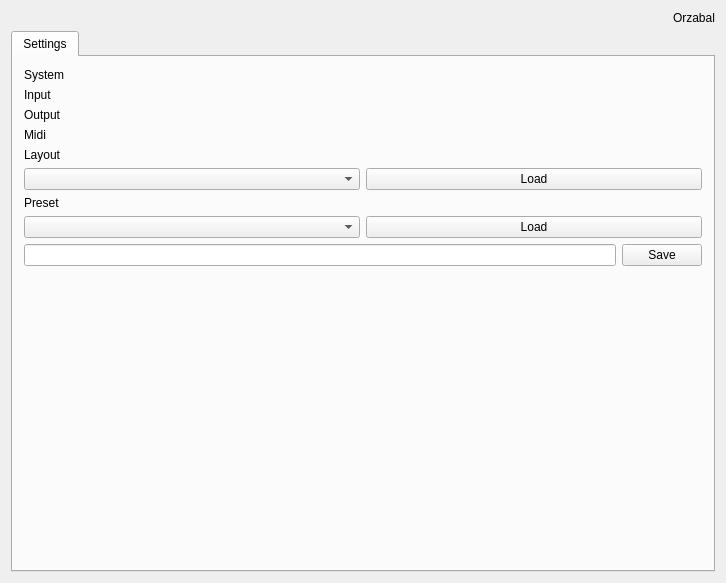
Qt form src/qt/MainWindow.ui (chuckfairy/Orzabal) before a commit.
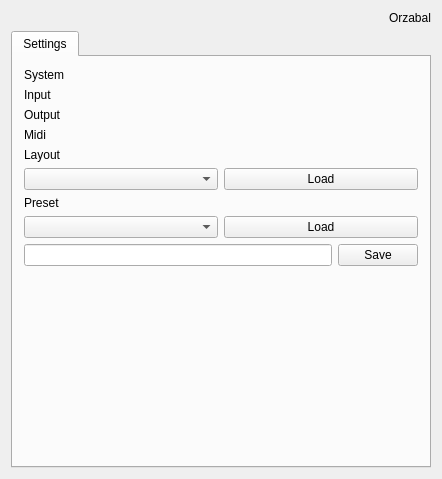
The same form after that commit.

Patch:
```diff
--- a/src/qt/MainWindow.ui
+++ b/src/qt/MainWindow.ui
@@ -6,14 +6,20 @@
    <rect>
     <x>0</x>
     <y>0</y>
-    <width>726</width>
-    <height>583</height>
+    <width>442</width>
+    <height>479</height>
    </rect>
   </property>
   <property name="windowTitle">
    <string>MainWindow</string>
   </property>
   <widget class="QWidget" name="centralWidget">
+   <property name="sizePolicy">
+    <sizepolicy hsizetype="Ignored" vsizetype="Preferred">
+     <horstretch>0</horstretch>
+     <verstretch>0</verstretch>
+    </sizepolicy>
+   </property>
    <layout class="QVBoxLayout" name="verticalLayout">
     <item alignment="Qt::AlignRight">
      <widget class="QLabel" name="label">
@@ -55,12 +61,6 @@
          <layout class="QHBoxLayout" name="input_layout">
           <item>
            <widget class="QLabel" name="label_8">
-            <property name="maximumSize">
-             <size>
-              <width>689</width>
-              <height>16777215</height>
-             </size>
-            </property>
             <property name="text">
              <string>Input</string>
             </property>
@@ -83,12 +83,6 @@
          <layout class="QHBoxLayout" name="horizontalLayout_6">
           <item>
            <widget class="QLabel" name="label_7">
-            <property name="maximumSize">
-             <size>
-              <width>689</width>
-              <height>16777215</height>
-             </size>
-            </property>
             <property name="text">
              <string>Midi</string>
             </property>
```
